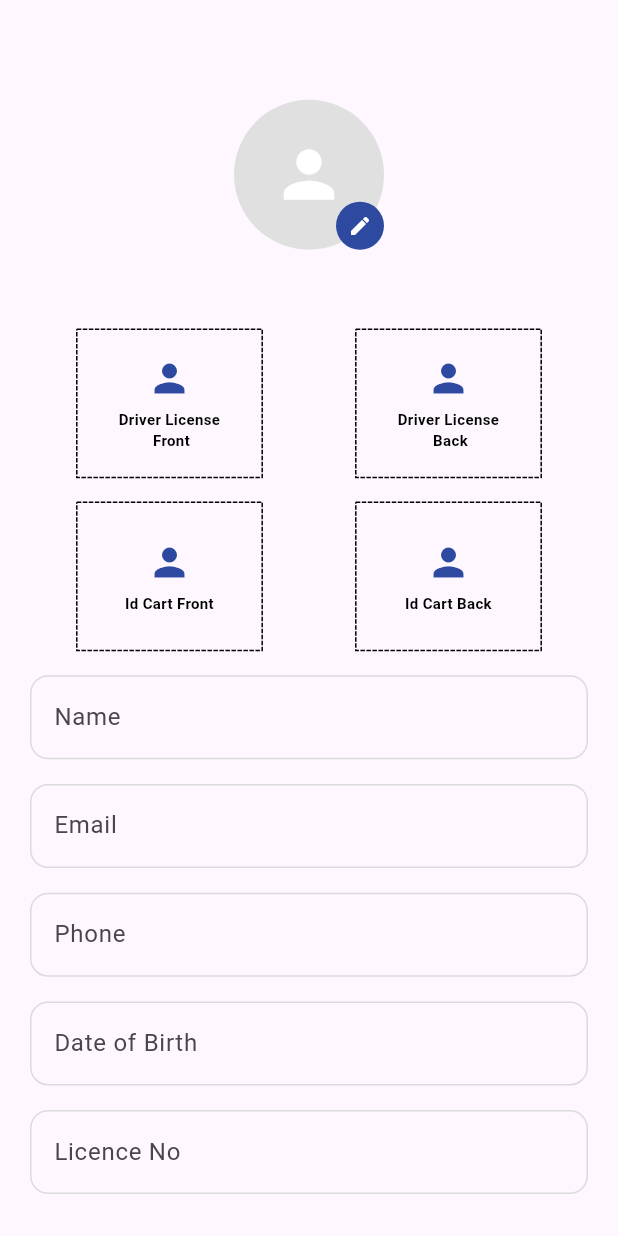
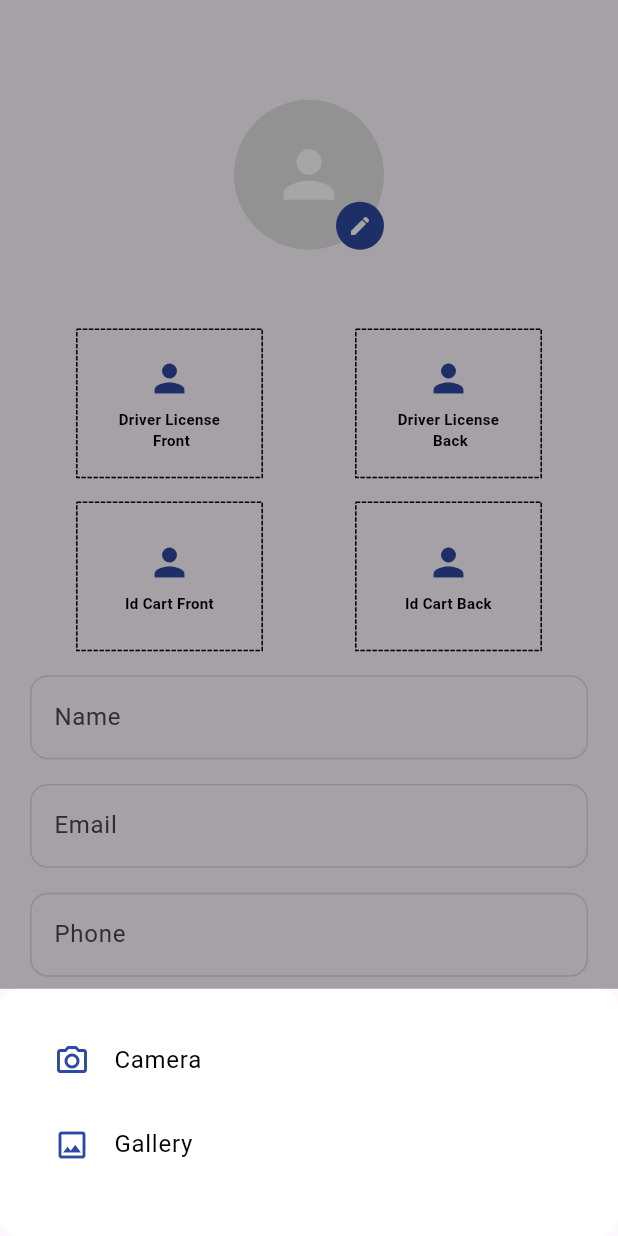
Before and after one commit to innomatrics/saqer_service, a Flutter app: the DocumentVerificationPage screen opened directly, after a tap on the "edit" icon, on a phone screen of 412 x 824 dp. Run offline on Flutter 3.47's test engine with Material 3 defaults, Android fonts, the phone set to English and light mode, and no system bars; drawn by our look-alikes of dotted_border; our stand-ins replace cached_network_image, cloud_firestore, curved_navigation_bar, delightful_toast, firebase_auth, firebase_storage and 5 more; accounts and stored records are empty.

Commit message:
driver image picker, bottom navi, notifications

```diff
--- a/lib/constants/constants.dart
+++ b/lib/constants/constants.dart
@@ -9,4 +9,5 @@ class AppImages {
 class AppColors {
   static const Color mainColor = Color(0xff2E49A0);
   static const Color inputBorderColor = Color(0xffDBDBDB);
+  static const Color bottomNavBarColor = Color(0xffF7F7F7);
 }
--- a/lib/screens/driver/screens/document verification/controller/document_verification_ui_controller.dart
+++ b/lib/screens/driver/screens/document verification/controller/document_verification_ui_controller.dart
@@ -73,8 +73,9 @@ class DocumentVerificationUiController extends ChangeNotifier {
       context: context,
       source: source,
     );
-    if (pickedFile!.path.isNotEmpty) {
+    if (pickedFile!.path.isNotEmpty && context.mounted) {
       setDriver(pickedFile);
+      Navigator.pop(context);
       notifyListeners();
     }
   }
--- a/lib/screens/driver/screens/document verification/document_verification_page.dart
+++ b/lib/screens/driver/screens/document verification/document_verification_page.dart
@@ -3,8 +3,10 @@ import 'package:flutter/material.dart';
 import 'package:image_picker/image_picker.dart';
 import 'package:provider/provider.dart';
 import 'package:saqer_services/constants/constants.dart';
+import 'package:saqer_services/screens/driver/screens/bottom%20nav/driver_bottom_nav_bar.dart';
 import 'package:saqer_services/screens/driver/screens/document%20verification/controller/document_verification_ui_controller.dart';
 import 'package:saqer_services/util/util.dart';
+import 'package:saqer_services/widgets/custom_elevated_button.dart';
 import 'package:saqer_services/widgets/custom_text_form_field.dart';
 
 class DocumentVerificationPage extends StatefulWidget {
@@ -16,7 +18,6 @@ class DocumentVerificationPage extends StatefulWidget {
 }
 
 class _DocumentVerificationPageState extends State<DocumentVerificationPage> {
-  String? driverImagePath;
   final TextEditingController emailController = TextEditingController();
   final TextEditingController nameController = TextEditingController();
   final TextEditingController phoneNumberController = TextEditingController();
@@ -41,7 +42,7 @@ class _DocumentVerificationPageState extends State<DocumentVerificationPage> {
             spacing: size.height * 0.02,
             children: [
               const SizedBox(height: 30),
-              _buildImagePicker(isDriverImage: true),
+              _buildImagePicker(isDriverImage: true, size: size),
               const SizedBox(height: 20),
               Row(
                 mainAxisAlignment: MainAxisAlignment.spaceAround,
@@ -270,6 +271,22 @@ class _DocumentVerificationPageState extends State<DocumentVerificationPage> {
                 controller: yearsOfExperienceController,
               ),
               driverUiController.vehicleTypeDropDown(),
+              SizedBox(
+                height: size.height * 0.07,
+                width: size.width * 1,
+                child: CustomElevatedButton(
+                  onPressed: () =>
+                      justNavigate(context, const DriverBottomNavBar()),
+                  child: const Text(
+                    "Submit",
+                    style: TextStyle(
+                      color: Colors.white,
+                      fontSize: 16,
+                      fontWeight: FontWeight.bold,
+                    ),
+                  ),
+                ),
+              ),
               // SizedBox(
               //   height: size.height * 0.07,
               //   width: size.width * 1,
@@ -335,22 +352,43 @@ class _DocumentVerificationPageState extends State<DocumentVerificationPage> {
     );
   }
 
-  Widget _buildImagePicker({required bool isDriverImage}) {
+  Widget _buildImagePicker({required bool isDriverImage, required Size size}) {
+    return Consumer<DocumentVerificationUiController>(
+      builder: (context, driverUiController, child) {
         return Stack(
           alignment: Alignment.bottomRight,
           children: [
             CircleAvatar(
               radius: 50,
               backgroundColor: Colors.grey.shade300,
-          backgroundImage: isDriverImage && driverImagePath != null
-              ? AssetImage(driverImagePath!) as ImageProvider
+              backgroundImage:
+                  isDriverImage && driverUiController.driverImageFile != null
+                  ? FileImage(driverUiController.driverImageFile!)
+                        as ImageProvider
                   : null,
-          child: isDriverImage && driverImagePath == null
+              child: isDriverImage && driverUiController.driverImageFile == null
                   ? const Icon(Icons.person, size: 50, color: Colors.white)
                   : null,
             ),
             InkWell(
-          onTap: () {},
+              onTap: () {
+                bottomSheetForCameraAndGallery(
+                  context: context,
+                  size: size,
+                  cameraOnTap: () {
+                    driverUiController.pickDriverImage(
+                      context: context,
+                      source: ImageSource.camera,
+                    );
+                  },
+                  galleryOnTap: () {
+                    driverUiController.pickDriverImage(
+                      context: context,
+                      source: ImageSource.gallery,
+                    );
+                  },
+                );
+              },
               child: const CircleAvatar(
                 radius: 16,
                 backgroundColor: AppColors.mainColor,
@@ -359,5 +397,7 @@ class _DocumentVerificationPageState extends State<DocumentVerificationPage> {
             ),
           ],
         );
+      },
+    );
   }
 }
--- a/pubspec.yaml
+++ b/pubspec.yaml
@@ -47,6 +47,8 @@ dependencies:
   cached_network_image: ^3.4.1
   delightful_toast: ^1.1.0
   modal_bottom_sheet: ^3.0.0
+  curved_navigation_bar: ^1.0.6
+  url_launcher: ^6.3.2
 
 dev_dependencies:
   flutter_test:
```
Also changed, not shown: lib/screens/driver/screens/bottom nav/bottom_nav_bar.dart (deleted, +0 -15 lines), lib/screens/driver/screens/bottom nav/driver_bottom_nav_bar.dart (added, +49 -0 lines), lib/screens/driver/screens/driver home screen/driver_home_screen.dart (added, +10 -0 lines), lib/screens/driver/screens/driver notifications/driver_notifications_page.dart (added, +72 -0 lines), lib/screens/driver/screens/driver profile/driver_profile_page.dart (added, +15 -0 lines), lib/screens/driver/screens/driver wallet/driver_wallet_screen.dart (added, +15 -0 lines), pubspec.lock, 5 other files. Lines whose indentation alone changed are shown as unchanged.
